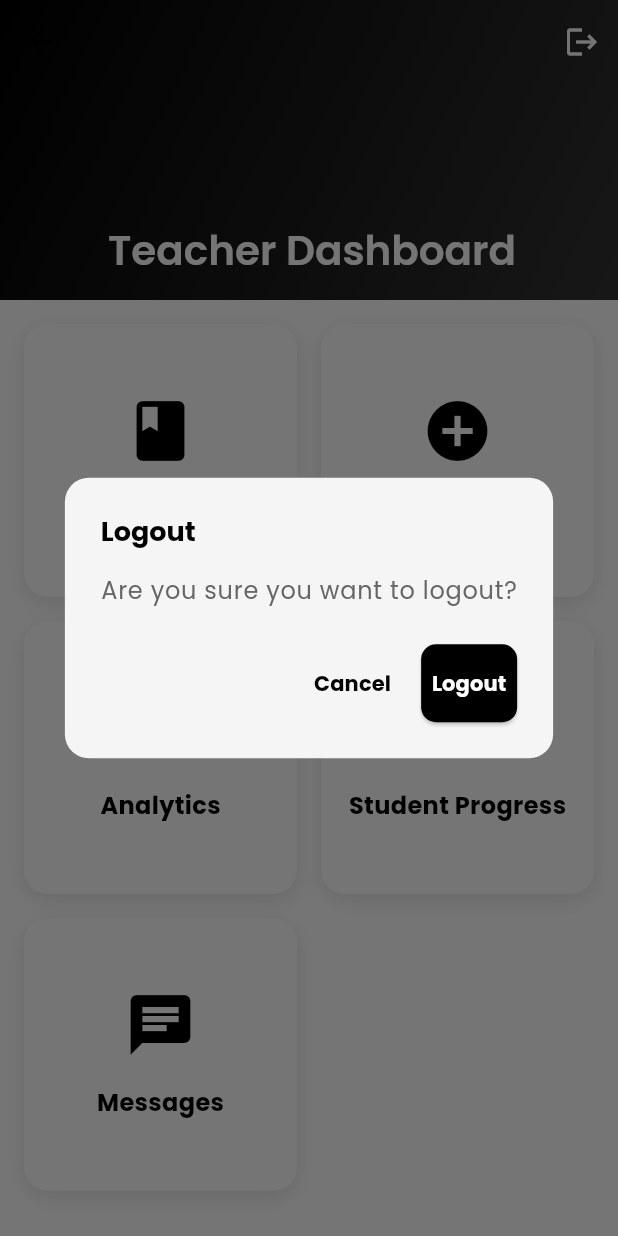
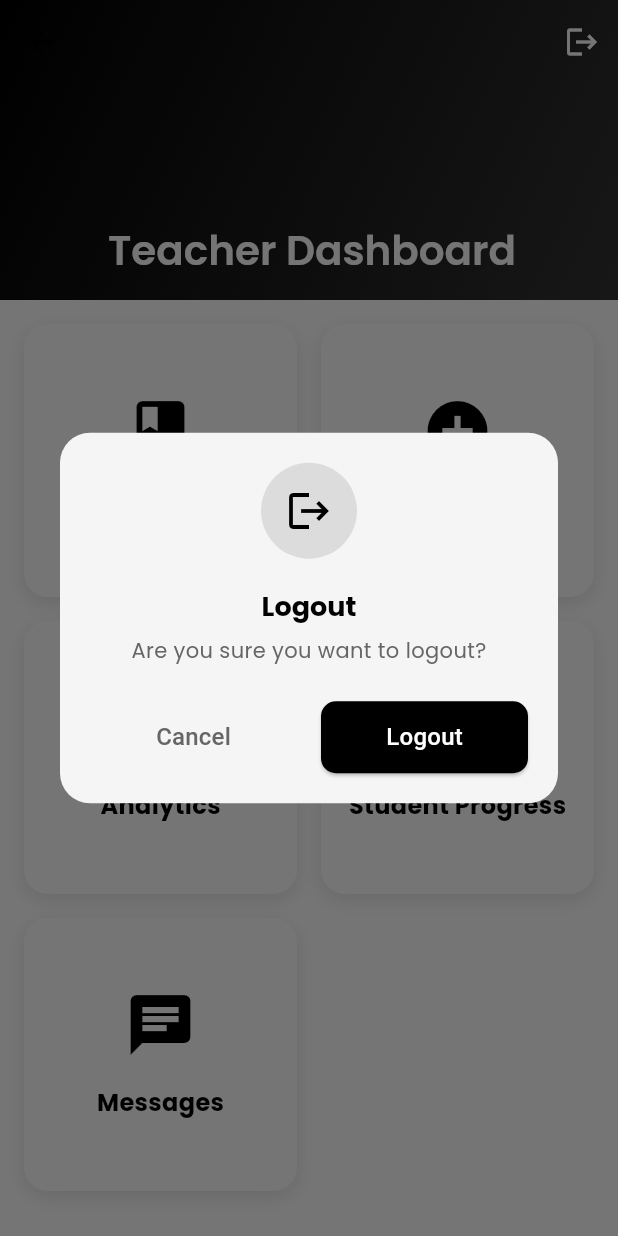
Before and after one commit to Edil-Ayehu/e_learning_app, a Flutter app: the TeacherHomeScreen screen opened by its route, after a tap on the "logout" icon, on a phone screen of 412 x 824 dp. Run offline on Flutter 3.47's test engine with Material 3 defaults, Android fonts, the phone set to English and light mode, and no system bars; our stand-ins replace cached_network_image, chewie, cloud_firestore, equatable, firebase_core, fl_chart and 8 more; accounts and stored records are empty.

Commit message:
teacher home screen refactoring

```diff
--- a/lib/routes/app_routes.dart
+++ b/lib/routes/app_routes.dart
@@ -24,7 +24,7 @@ import 'package:e_learning_app/views/teacher/create_course_screen.dart';
 import 'package:e_learning_app/views/teacher/my_courses_screen.dart';
 import 'package:e_learning_app/views/teacher/student_progress_screen.dart';
 import 'package:e_learning_app/views/teacher/teacher_analytics_screen.dart';
-import 'package:e_learning_app/views/teacher/teacher_home_screen.dart';
+import 'package:e_learning_app/views/teacher/teacher_home_screen/teacher_home_screen.dart';
 import 'package:flutter/material.dart';
 
 class AppRoutes {
--- a/lib/routes/route_pages.dart
+++ b/lib/routes/route_pages.dart
@@ -28,7 +28,7 @@ import 'package:e_learning_app/views/teacher/create_course_screen.dart';
 import 'package:e_learning_app/views/teacher/my_courses_screen.dart';
 import 'package:e_learning_app/views/teacher/student_progress_screen.dart';
 import 'package:e_learning_app/views/teacher/teacher_analytics_screen.dart';
-import 'package:e_learning_app/views/teacher/teacher_home_screen.dart';
+import 'package:e_learning_app/views/teacher/teacher_home_screen/teacher_home_screen.dart';
 import 'package:get/get.dart';
 
 class AppPages {
--- a/lib/views/teacher/teacher_home_screen.dart
+++ /dev/null
@@ -1,175 +0,0 @@
-import 'package:flutter/material.dart';
-import 'package:e_learning_app/core/theme/app_colors.dart';
-import 'package:e_learning_app/routes/app_routes.dart';
-import 'package:get/get.dart';
-
-class TeacherHomeScreen extends StatelessWidget {
-  const TeacherHomeScreen({super.key});
-
-  @override
-  Widget build(BuildContext context) {
-    return Scaffold(
-      backgroundColor: AppColors.lightBackground,
-      body: CustomScrollView(
-        slivers: [
-          SliverAppBar(
-            expandedHeight: 200,
-            pinned: true,
-            backgroundColor: AppColors.primary,
-            actions: [
-              IconButton(
-                icon: const Icon(Icons.logout, color: AppColors.accent),
-                onPressed: () => _showLogoutDialog(context),
-              ),
-            ],
-            flexibleSpace: FlexibleSpaceBar(
-              title: const Text(
-                'Teacher Dashboard',
-                style: TextStyle(color: AppColors.accent),
-              ),
-              background: Container(
-                decoration: BoxDecoration(
-                  gradient: LinearGradient(
-                    colors: [AppColors.primary, AppColors.primaryLight],
-                    begin: Alignment.topLeft,
-                    end: Alignment.bottomRight,
-                  ),
-                ),
-              ),
-            ),
-          ),
-          SliverPadding(
-            padding: const EdgeInsets.all(16),
-            sliver: SliverGrid(
-              gridDelegate: const SliverGridDelegateWithFixedCrossAxisCount(
-                crossAxisCount: 2,
-                mainAxisSpacing: 16,
-                crossAxisSpacing: 16,
-                childAspectRatio: 1,
-              ),
-              delegate: SliverChildListDelegate([
-                _buildDashboardCard(
-                  'My Courses',
-                  Icons.book,
-                  () => Get.toNamed(AppRoutes.myCourses),
-                ),
-                _buildDashboardCard(
-                  'Create Course',
-                  Icons.add_circle,
-                  () => Get.toNamed(AppRoutes.createCourse),
-                ),
-                _buildDashboardCard(
-                  'Analytics',
-                  Icons.analytics,
-                  () => Get.toNamed(AppRoutes.teacherAnalytics),
-                ),
-                _buildDashboardCard(
-                  'Student Progress',
-                  Icons.people,
-                  () => Get.toNamed(AppRoutes.studentProgress),
-                ),
-                _buildDashboardCard(
-  'Messages',
-  Icons.chat,
-  () => Get.toNamed(AppRoutes.teacherChats),
-),
-              ]),
-            ),
-          ),
-        ],
-      ),
-    );
-  }
-
-  void _showLogoutDialog(BuildContext context) {
-    final theme = Theme.of(context);
-    final isDark = theme.brightness == Brightness.dark;
-
-    showDialog(
-      context: context,
-      builder: (context) => AlertDialog(
-        backgroundColor:
-            isDark ? AppColors.darkSurface : AppColors.lightSurface,
-        title: Text(
-          'Logout',
-          style: theme.textTheme.titleLarge?.copyWith(
-            color: AppColors.error,
-            fontWeight: FontWeight.bold,
-          ),
-        ),
-        content: Text(
-          'Are you sure you want to logout?',
-          style: theme.textTheme.bodyLarge?.copyWith(
-            color: isDark ? AppColors.accent : AppColors.secondary,
-          ),
-        ),
-        actions: [
-          TextButton(
-            onPressed: () => Navigator.pop(context),
-            child: Text(
-              'Cancel',
-              style: theme.textTheme.labelLarge?.copyWith(
-                color: AppColors.primary,
-                fontWeight: FontWeight.bold,
-              ),
-            ),
-          ),
-          ElevatedButton(
-            onPressed: () {
-              Navigator.pop(context);
-              Get.offAllNamed(AppRoutes.login);
-            },
-            style: ElevatedButton.styleFrom(
-              backgroundColor: AppColors.error,
-              foregroundColor: AppColors.accent,
-            ),
-            child: Text(
-              'Logout',
-              style: theme.textTheme.labelLarge?.copyWith(
-                color: AppColors.accent,
-                fontWeight: FontWeight.bold,
-              ),
-            ),
-          ),
-        ],
-        shape: RoundedRectangleBorder(
-          borderRadius: BorderRadius.circular(16),
-        ),
-      ),
-    );
-  }
-
-  Widget _buildDashboardCard(String title, IconData icon, VoidCallback onTap) {
-    return InkWell(
-      onTap: onTap,
-      child: Container(
-        decoration: BoxDecoration(
-          color: AppColors.accent,
-          borderRadius: BorderRadius.circular(16),
-          boxShadow: [
-            BoxShadow(
-              color: AppColors.primary.withOpacity(0.1),
-              blurRadius: 10,
-              offset: const Offset(0, 4),
-            ),
-          ],
-        ),
-        child: Column(
-          mainAxisAlignment: MainAxisAlignment.center,
-          children: [
-            Icon(icon, size: 48, color: AppColors.primary),
-            const SizedBox(height: 16),
-            Text(
-              title,
-              style: const TextStyle(
-                fontSize: 16,
-                fontWeight: FontWeight.bold,
-                color: AppColors.primary,
-              ),
-            ),
-          ],
-        ),
-      ),
-    );
-  }
-}
--- /dev/null
+++ b/lib/views/teacher/teacher_home_screen/teacher_home_screen.dart
@@ -0,0 +1,90 @@
+import 'package:flutter/material.dart';
+import 'package:e_learning_app/core/theme/app_colors.dart';
+import 'package:e_learning_app/routes/app_routes.dart';
+import 'package:e_learning_app/views/teacher/teacher_home_screen/widgets/dashboard_card.dart';
+import 'package:e_learning_app/core/utils/app_dialogs.dart';
+import 'package:get/get.dart';
+
+class TeacherHomeScreen extends StatelessWidget {
+  const TeacherHomeScreen({super.key});
+
+  @override
+  Widget build(BuildContext context) {
+    return Scaffold(
+      backgroundColor: AppColors.lightBackground,
+      body: CustomScrollView(
+        slivers: [
+          SliverAppBar(
+            expandedHeight: 200,
+            pinned: true,
+            backgroundColor: AppColors.primary,
+            actions: [
+              IconButton(
+                icon: const Icon(Icons.logout, color: AppColors.accent),
+                onPressed: () async {
+                  final confirm = await AppDialogs.showLogoutDialog();
+                  if (confirm == true) {
+                    Get.offAllNamed(AppRoutes.login);
+                  }
+                },
+              ),
+            ],
+            flexibleSpace: FlexibleSpaceBar(
+              title: const Text(
+                'Teacher Dashboard',
+                style: TextStyle(color: AppColors.accent),
+              ),
+              background: Container(
+                decoration: const BoxDecoration(
+                  gradient: LinearGradient(
+                    colors: [AppColors.primary, AppColors.primaryLight],
+                    begin: Alignment.topLeft,
+                    end: Alignment.bottomRight,
+                  ),
+                ),
+              ),
+            ),
+          ),
+          SliverPadding(
+            padding: const EdgeInsets.all(16),
+            sliver: SliverGrid(
+              gridDelegate: const SliverGridDelegateWithFixedCrossAxisCount(
+                crossAxisCount: 2,
+                mainAxisSpacing: 16,
+                crossAxisSpacing: 16,
+                childAspectRatio: 1,
+              ),
+              delegate: SliverChildListDelegate([
+                DashboardCard(
+                  title: 'My Courses',
+                  icon: Icons.book,
+                  onTap: () => Get.toNamed(AppRoutes.myCourses),
+                ),
+                DashboardCard(
+                  title: 'Create Course',
+                  icon: Icons.add_circle,
+                  onTap: () => Get.toNamed(AppRoutes.createCourse),
+                ),
+                DashboardCard(
+                  title: 'Analytics',
+                  icon: Icons.analytics,
+                  onTap: () => Get.toNamed(AppRoutes.teacherAnalytics),
+                ),
+                DashboardCard(
+                  title: 'Student Progress',
+                  icon: Icons.people,
+                  onTap: () => Get.toNamed(AppRoutes.studentProgress),
+                ),
+                DashboardCard(
+                  title: 'Messages',
+                  icon: Icons.chat,
+                  onTap: () => Get.toNamed(AppRoutes.teacherChats),
+                ),
+              ]),
+            ),
+          ),
+        ],
+      ),
+    );
+  }
+}
--- /dev/null
+++ b/lib/views/teacher/teacher_home_screen/widgets/dashboard_card.dart
@@ -0,0 +1,50 @@
+import 'package:flutter/material.dart';
+import 'package:e_learning_app/core/theme/app_colors.dart';
+
+class DashboardCard extends StatelessWidget {
+  final String title;
+  final IconData icon;
+  final VoidCallback onTap;
+
+  const DashboardCard({
+    super.key,
+    required this.title,
+    required this.icon,
+    required this.onTap,
+  });
+
+  @override
+  Widget build(BuildContext context) {
+    return InkWell(
+      onTap: onTap,
+      child: Container(
+        decoration: BoxDecoration(
+          color: AppColors.accent,
+          borderRadius: BorderRadius.circular(16),
+          boxShadow: [
+            BoxShadow(
+              color: AppColors.primary.withOpacity(0.1),
+              blurRadius: 10,
+              offset: const Offset(0, 4),
+            ),
+          ],
+        ),
+        child: Column(
+          mainAxisAlignment: MainAxisAlignment.center,
+          children: [
+            Icon(icon, size: 48, color: AppColors.primary),
+            const SizedBox(height: 16),
+            Text(
+              title,
+              style: const TextStyle(
+                fontSize: 16,
+                fontWeight: FontWeight.bold,
+                color: AppColors.primary,
+              ),
+            ),
+          ],
+        ),
+      ),
+    );
+  }
+}
```
